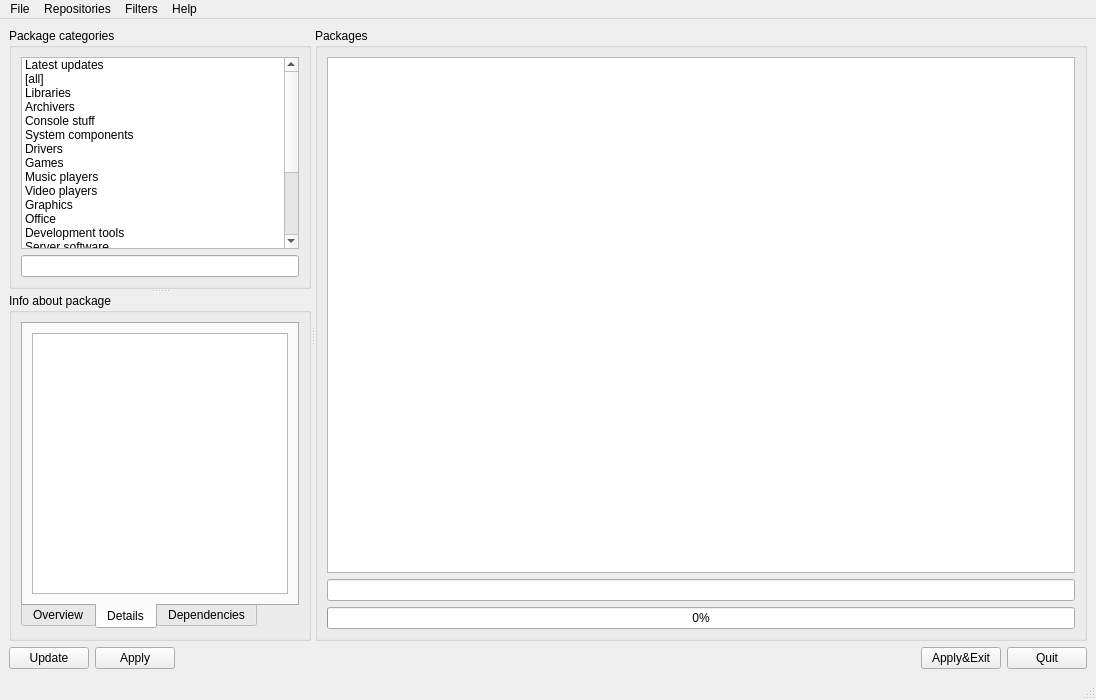
Old version of the form mpkg/manager/pkgmanager.ui in the repository BackupTheBerlios/mops.
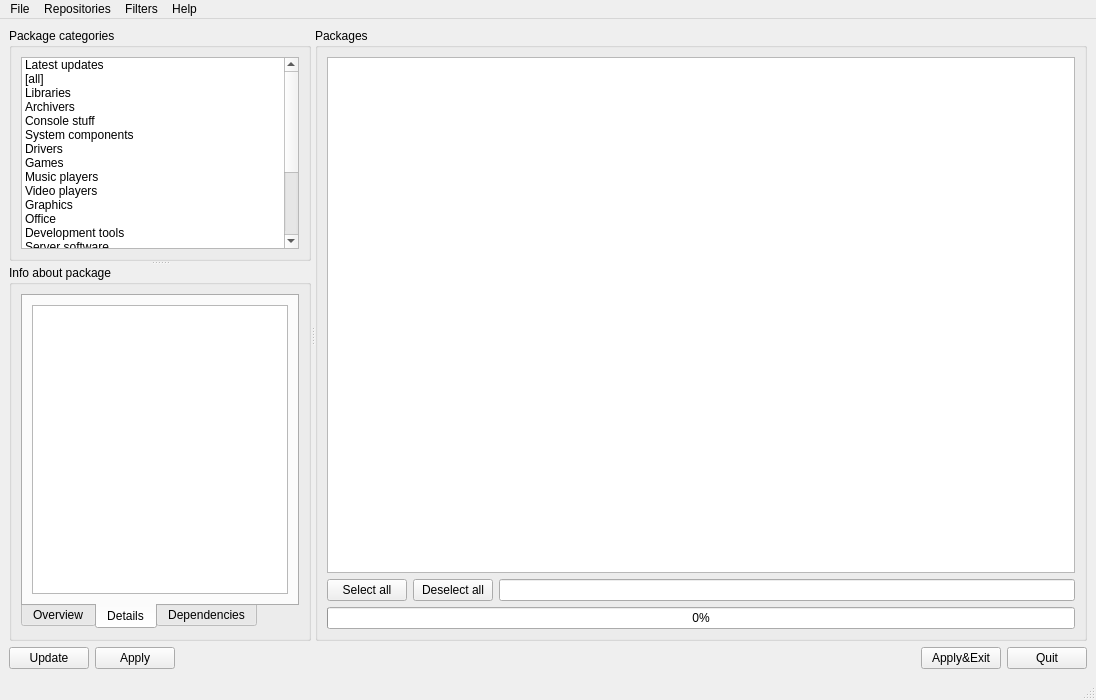
New version of the form. Icons and pictures are not drawn.

The edit to the form file:
```diff
--- a/mpkg/manager/pkgmanager.ui
+++ b/mpkg/manager/pkgmanager.ui
@@ -238,9 +238,6 @@
            </item>
           </widget>
          </item>
-         <item>
-          <widget class="QLineEdit" name="quickCategorySearchEdit" />
-         </item>
         </layout>
        </widget>
        <widget class="QGroupBox" name="groupBox_3" >
@@ -413,7 +410,31 @@
          </widget>
         </item>
         <item>
-         <widget class="QLineEdit" name="quickPackageSearchEdit" />
+         <layout class="QHBoxLayout" >
+          <property name="margin" >
+           <number>0</number>
+          </property>
+          <property name="spacing" >
+           <number>6</number>
+          </property>
+          <item>
+           <widget class="QPushButton" name="selectAllButton" >
+            <property name="text" >
+             <string>Select all</string>
+            </property>
+           </widget>
+          </item>
+          <item>
+           <widget class="QPushButton" name="deselectAllButton" >
+            <property name="text" >
+             <string>Deselect all</string>
+            </property>
+           </widget>
+          </item>
+          <item>
+           <widget class="QLineEdit" name="quickPackageSearchEdit" />
+          </item>
+         </layout>
         </item>
         <item>
          <widget class="QProgressBar" name="progressBar" >
```
